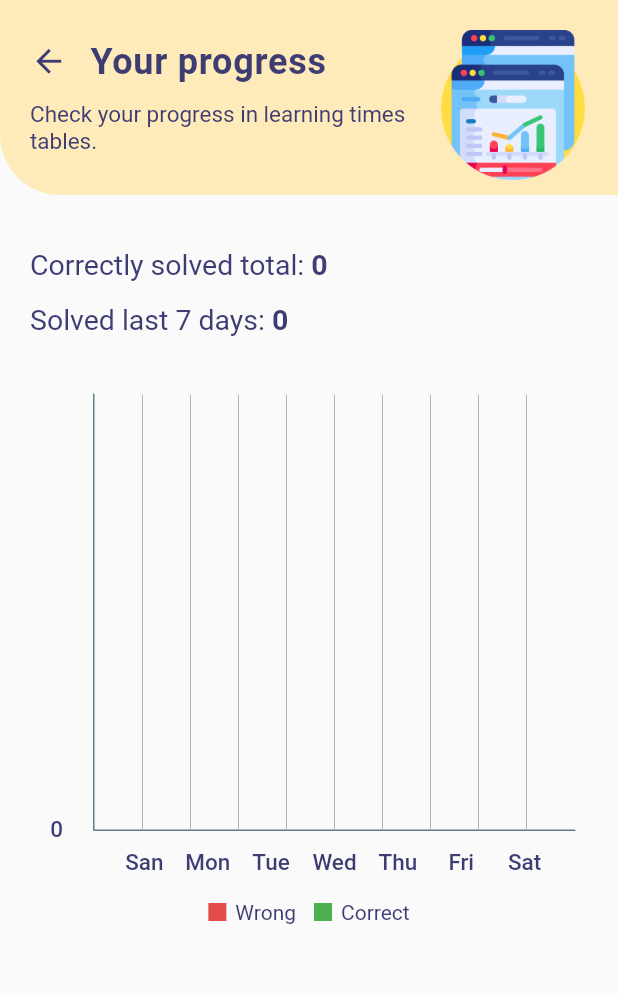
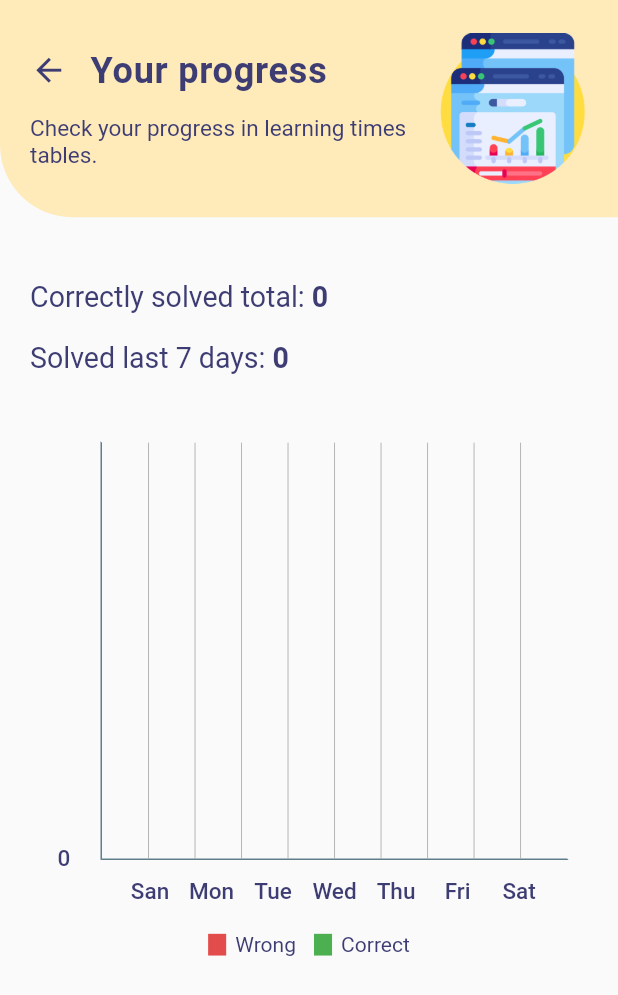
Before and after one commit to olegpixel/multitable, a Flutter app: the StatsScreen screen opened by its route, on a phone screen of 412 x 824 dp. Shown: the top 995 px of the screen. Run offline on Flutter 3.47's test engine with Material 2 defaults, Android fonts, the phone set to English and light mode, and no system bars; drawn by our look-alikes of fl_chart; our stand-ins replace firebase_analytics, google_fonts, hive, hive_flutter, percent_indicator, shared_preferences; accounts and stored records are empty; statements that could not run were skipped.

Commit message:
Adaptive sizes

```diff
--- /dev/null
+++ b/lib/funcs/firebase_analytics.dart
@@ -0,0 +1,3 @@
+import 'package:firebase_analytics/firebase_analytics.dart';
+
+final FirebaseAnalytics analytics = FirebaseAnalytics();
--- a/lib/main.dart
+++ b/lib/main.dart
@@ -10,11 +10,12 @@ import 'screens/test_exam_screen.dart';
 import 'screens/test_results_screen.dart';
 import 'screens/language_screen.dart';
 import 'screens/settings_screen.dart';
+import 'package:multitables/funcs/firebase_analytics.dart';
 
 import 'package:flutter_localizations/flutter_localizations.dart';
 import 'package:multitables/funcs/localisations.dart';
 import 'package:multitables/funcs/app_lang.dart';
-
+import 'package:firebase_analytics/observer.dart';
 import 'package:hive/hive.dart';
 import 'package:hive_flutter/hive_flutter.dart';
 import 'package:multitables/datastore/progress_dao.dart';
@@ -30,6 +31,7 @@ void main() async {
 
 class MyApp extends StatefulWidget {
   const MyApp({Key key}) : super(key: key);
+  static FirebaseAnalyticsObserver observer = FirebaseAnalyticsObserver(analytics: analytics);
   static void setLocale(BuildContext context, Locale newLocale) {
     _MyAppState state = context.findAncestorStateOfType<_MyAppState>();
     state.setLocale(newLocale);
@@ -63,7 +65,12 @@ class _MyAppState extends State<MyApp> {
         debugShowCheckedModeBanner: false,
         theme: ThemeData(
           primarySwatch: Colors.blue,
+          buttonTheme: ButtonThemeData(
+            minWidth: 20,
+//            minHeight: 10,
+          ),
         ),
+        navigatorObservers: <NavigatorObserver>[MyApp.observer],
         locale: _locale,
         localizationsDelegates: [
           AppLocalizations.delegate,
--- a/lib/screens/stats_screen.dart
+++ b/lib/screens/stats_screen.dart
@@ -65,6 +65,12 @@ class StatsScreen extends StatelessWidget {
 
     showingBarGroups = rawBarGroups;
 
+    final mediaQuerySize = MediaQuery.of(context);
+    final screenWidth = mediaQuerySize.size.width;
+    final screenHeight = mediaQuerySize.size.height;
+    final hc = screenHeight / 683;
+    final wc = screenWidth / 411;
+
     return Container(
       color: Color(0xffFFEABA),
       child: SafeArea(
@@ -81,18 +87,18 @@ class StatsScreen extends StatelessWidget {
                   bgColor: 0xffFFEABA,
                 ),
                 Padding(
-                  padding: const EdgeInsets.only(left: 20.0, top: 10.0),
+                  padding: EdgeInsets.only(left: 20.0 * wc, top: 10.0 * hc),
                   child: Column(
                     crossAxisAlignment: CrossAxisAlignment.start,
                     children: <Widget>[
                       Padding(
-                        padding: const EdgeInsets.only(top: 15.0, bottom: 15.0),
+                        padding: EdgeInsets.only(top: 15.0 * hc, bottom: 15.0 * hc),
                         child: RichText(
                           text: TextSpan(
                             style: TextStyle(
                               fontWeight: FontWeight.w400,
                               color: Color(0xff3D3D74),
-                              fontSize: 19.0,
+                              fontSize: 19.0 * wc,
                             ),
                             children: <TextSpan>[
                               TextSpan(text: AppLocalizations.of(context).translate('stats-screen_solved-total')),
@@ -111,7 +117,7 @@ class StatsScreen extends StatelessWidget {
                           style: TextStyle(
                             fontWeight: FontWeight.w400,
                             color: Color(0xff3D3D74),
-                            fontSize: 19.0,
+                            fontSize: 19.0 * wc,
                           ),
                           children: <TextSpan>[
                             TextSpan(text: AppLocalizations.of(context).translate('stats-screen_solved-7-days')),
@@ -132,18 +138,18 @@ class StatsScreen extends StatelessWidget {
                       shape: RoundedRectangleBorder(borderRadius: BorderRadius.circular(4)),
                       color: Colors.transparent,
                       child: Padding(
-                        padding: const EdgeInsets.all(16),
+                        padding: EdgeInsets.all(16 * hc),
                         child: Column(
                           crossAxisAlignment: CrossAxisAlignment.stretch,
                           mainAxisAlignment: MainAxisAlignment.start,
                           mainAxisSize: MainAxisSize.max,
                           children: <Widget>[
-                            const SizedBox(
-                              height: 18,
+                            SizedBox(
+                              height: 18 * hc,
                             ),
                             Expanded(
                               child: Padding(
-                                padding: const EdgeInsets.symmetric(horizontal: 8.0),
+                                padding: EdgeInsets.symmetric(horizontal: 8.0 * hc),
                                 child: BarChart(
                                   BarChartData(
                                     maxY: maxY,
@@ -152,8 +158,10 @@ class StatsScreen extends StatelessWidget {
                                       bottomTitles: SideTitles(
                                         showTitles: true,
                                         textStyle: TextStyle(
-                                            color: const Color(0xff3D3D74), fontWeight: FontWeight.w500, fontSize: 15),
-                                        margin: 12,
+                                            color: const Color(0xff3D3D74),
+                                            fontWeight: FontWeight.w500,
+                                            fontSize: 15 * wc),
+                                        margin: 12 * wc,
                                         getTitles: (double value) {
                                           return lastWeekProgress[value.toInt()][0];
                                         },
@@ -161,8 +169,10 @@ class StatsScreen extends StatelessWidget {
                                       leftTitles: SideTitles(
                                         showTitles: true,
                                         textStyle: TextStyle(
-                                            color: const Color(0xff3D3D74), fontWeight: FontWeight.w500, fontSize: 15),
-                                        margin: 20,
+                                            color: const Color(0xff3D3D74),
+                                            fontWeight: FontWeight.w500,
+                                            fontSize: 15 * wc),
+                                        margin: 20 * wc,
                                         reservedSize: 14,
                                         getTitles: (value) {
                                           if (value % (segment * 2) == 0) {
@@ -198,8 +208,8 @@ class StatsScreen extends StatelessWidget {
                                 ),
                               ),
                             ),
-                            const SizedBox(
-                              height: 12,
+                            SizedBox(
+                              height: 12 * hc,
                             ),
                             Row(
                               mainAxisAlignment: MainAxisAlignment.center,
@@ -210,27 +220,27 @@ class StatsScreen extends StatelessWidget {
                                       Container(
                                         margin: const EdgeInsets.only(right: 6.0),
                                         color: const Color(0xffE24C4B),
-                                        width: 12.0,
-                                        height: 12.0,
+                                        width: 12.0 * wc,
+                                        height: 12.0 * hc,
                                       ),
                                       Text(
                                         AppLocalizations.of(context).translate('stats-screen_chart-wrong'),
                                         style: TextStyle(
                                           color: Color(0xff3D3D74),
-                                          fontSize: 14.0,
+                                          fontSize: 14.0 * wc,
                                         ),
                                       ),
                                       Container(
-                                        margin: const EdgeInsets.only(left: 12.0, right: 6.0),
+                                        margin: EdgeInsets.only(left: 12.0 * wc, right: 6.0 * wc),
                                         color: const Color(0xff4CAF50),
-                                        width: 12.0,
-                                        height: 12.0,
+                                        width: 12.0 * wc,
+                                        height: 12.0 * hc,
                                       ),
                                       Text(
                                         AppLocalizations.of(context).translate('stats-screen_chart-correct'),
                                         style: TextStyle(
                                           color: Color(0xff3D3D74),
-                                          fontSize: 14.0,
+                                          fontSize: 14.0 * wc,
                                         ),
                                       ),
                                     ],
--- a/lib/widgets/header.dart
+++ b/lib/widgets/header.dart
@@ -20,14 +20,20 @@ class Header extends StatelessWidget {
 
   @override
   Widget build(BuildContext context) {
+    final mediaQuerySize = MediaQuery.of(context);
+    final screenWidth = mediaQuerySize.size.width;
+    final screenHeight = mediaQuerySize.size.height;
+    final hc = screenHeight / 683;
+    final wc = screenWidth / 411;
+
     return Container(
-      padding: const EdgeInsets.fromLTRB(20.0, 0.0, 20.0, 0),
-      margin: const EdgeInsets.only(bottom: 10.0),
+      padding: EdgeInsets.fromLTRB(20.0 * wc, 0.0, 20.0 * wc, 0),
+      margin: EdgeInsets.only(bottom: 10.0 * hc),
       width: double.infinity,
-      height: 130.0,
+      height: 120.0 * hc,
       decoration: BoxDecoration(
         color: Color(bgColor),
-        borderRadius: BorderRadius.only(bottomLeft: Radius.circular(40)),
+        borderRadius: BorderRadius.only(bottomLeft: Radius.circular(40 * hc)),
       ),
       child: Column(
         children: <Widget>[
@@ -43,13 +49,13 @@ class Header extends StatelessWidget {
                       children: <Widget>[
                         InkWell(
                           onTap: () => goHomeScreen(context),
-                          borderRadius: BorderRadius.circular(15.0),
+                          borderRadius: BorderRadius.circular(15.0 * hc),
                           child: Padding(
-                            padding: const EdgeInsets.only(top: 12.0, bottom: 12.0, right: 15.0),
+                            padding: EdgeInsets.only(top: 12.0 * hc, bottom: 12.0 * hc, right: 15.0 * wc),
                             child: Icon(
                               Icons.arrow_back,
                               color: Color(0xff3D3D74),
-                              size: 25.0,
+                              size: 25.0 * wc,
                             ),
                           ),
                         ),
@@ -61,7 +67,7 @@ class Header extends StatelessWidget {
                             textStyle: TextStyle(
                               fontWeight: FontWeight.w700,
                               color: Color(0xff3D3D74),
-                              fontSize: 24.0,
+                              fontSize: 24.0 * wc,
                               letterSpacing: .5,
                             ),
                           ),
@@ -69,17 +75,15 @@ class Header extends StatelessWidget {
                       ],
                     ),
                     Container(
-                      margin: const EdgeInsets.only(top: 2.0, right: 10.0),
+                      margin: EdgeInsets.only(top: 2.0 * hc, right: 10.0 * wc),
                       child: Text(
                         description,
                         textAlign: TextAlign.left,
-//                        height: 1.01,
                         style: TextStyle(
                           height: 1.2,
                           fontWeight: FontWeight.w400,
                           color: Color(0xff3D3D74),
-                          fontSize: 15.0,
-//                          fontFamily: 'Lato',
+                          fontSize: 15.0 * wc,
                         ),
                       ),
                     ),
@@ -87,13 +91,13 @@ class Header extends StatelessWidget {
                 ),
               ),
               Padding(
-                padding: const EdgeInsets.only(top: 20.0),
+                padding: EdgeInsets.only(top: 10.0 * hc),
                 child: Image(
                   image: AssetImage(
                     image,
                   ),
-                  width: 100.0,
-                  height: 100.0,
+                  width: 100.0 * wc,
+                  height: 100.0 * hc,
                 ),
               ),
             ],
--- a/pubspec.yaml
+++ b/pubspec.yaml
@@ -19,6 +19,8 @@ dependencies:
   fl_chart: ^0.9.4
   shared_preferences: ^0.5.7+3
   provider: ^4.1.3
+  firebase_core: ^0.4.0+9
+  firebase_analytics: ^5.0.15
   flutter_localizations:
     sdk: flutter
 
```
Also changed, not shown: lib/screens/home_screen.dart (+34 -16 lines), lib/screens/tables_screen.dart (+42 -27 lines), lib/screens/test_exam_screen.dart (+70 -45 lines), lib/screens/test_results_screen.dart (+44 -24 lines), lib/screens/test_screen.dart (+25 -16 lines), lib/widgets/footer.dart (+23 -16 lines), lib/widgets/list_item.dart (+27 -21 lines), lib/widgets/squares.dart (+8 -4 lines), lib/widgets/styled_button.dart (+18 -8 lines), pubspec.lock, 5 other files.
